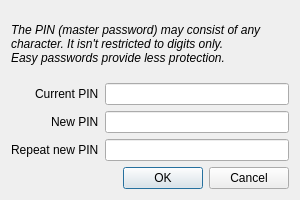
psakar/datovka, file src/gui/ui/dlg_pin_setup.ui: the form before one commit.
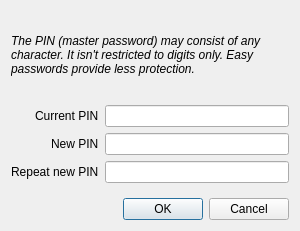
The form after the commit.

Commit message: Fixed enter PIN dialogue layout

Patch:
```diff
--- a/src/gui/ui/dlg_pin_setup.ui
+++ b/src/gui/ui/dlg_pin_setup.ui
@@ -7,7 +7,7 @@
     <x>0</x>
     <y>0</y>
     <width>300</width>
-    <height>200</height>
+    <height>231</height>
    </rect>
   </property>
   <property name="windowTitle">
@@ -22,8 +22,7 @@
       </font>
      </property>
      <property name="text">
-      <string>The PIN (master password) may consist of any character. It isn't restricted to digits only.
-Easy passwords provide less protection.</string>
+      <string>The PIN (master password) may consist of any character. It isn't restricted to digits only. Easy passwords provide less protection.</string>
      </property>
      <property name="wordWrap">
       <bool>true</bool>
```
The commit also changes 2 other files.
